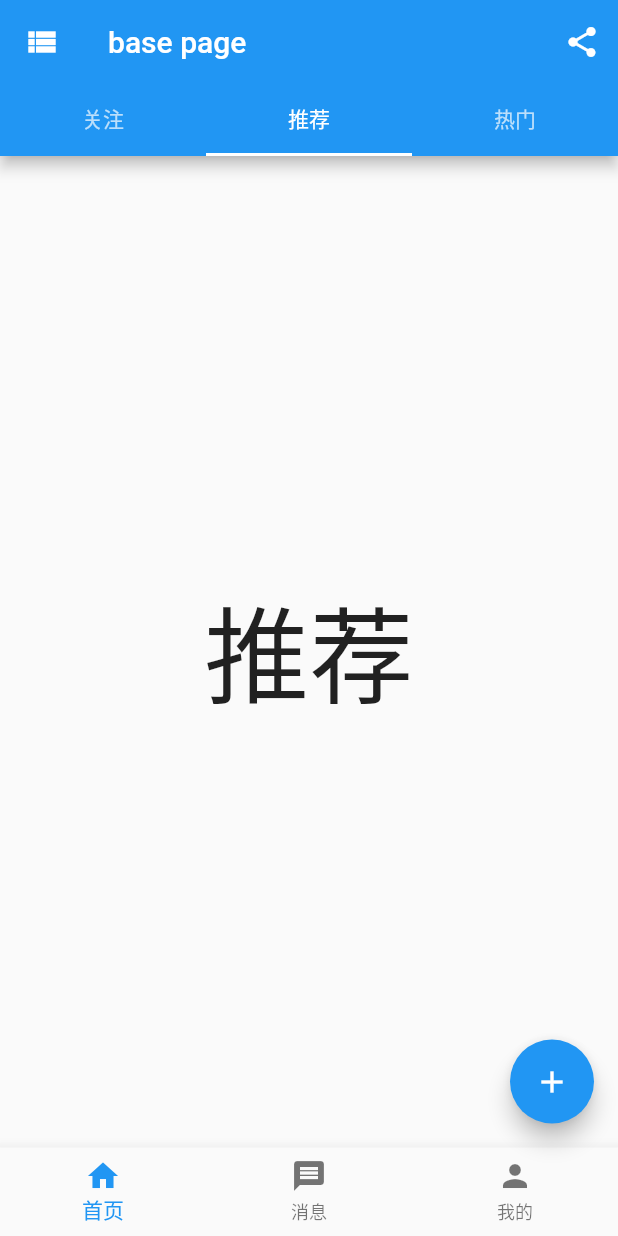
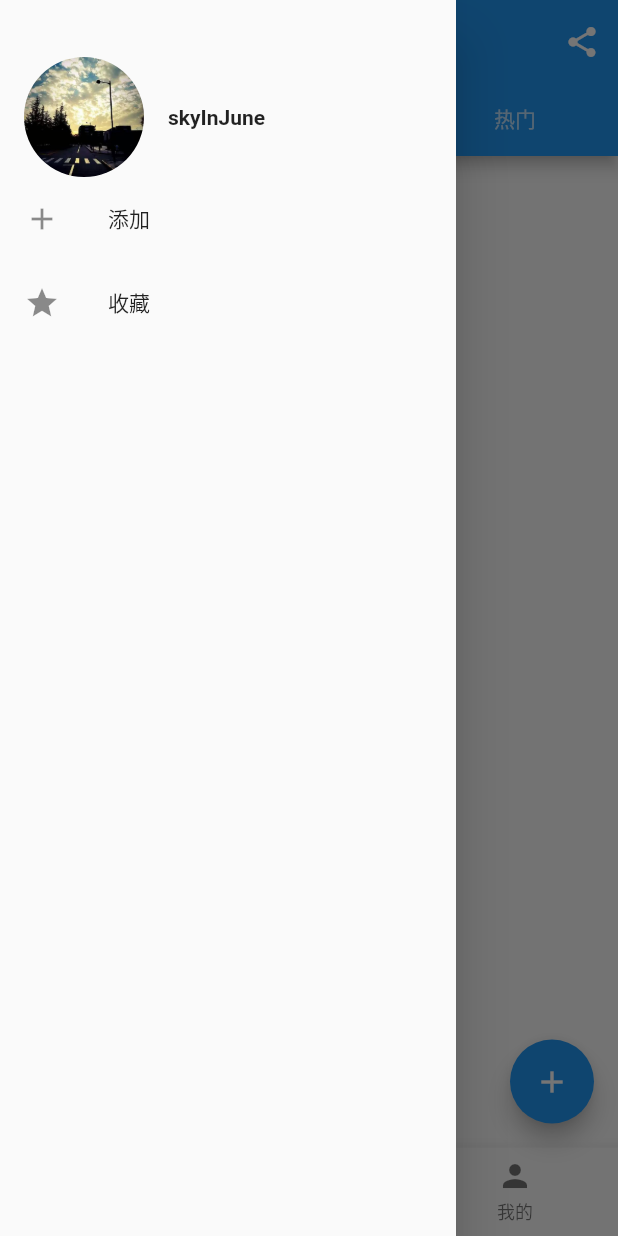
Before and after one commit to skyinJune/learn_flutter, a Flutter app: the BasePage screen opened directly, with the side drawer open (before the commit the screen has no drawer), on a phone screen of 412 x 824 dp. Run offline on Flutter 3.47's test engine with Material 2 defaults, Android fonts, the phone set to English and light mode, and no system bars.

Commit message:
finish base page Drawer & clip practice

```diff
--- /dev/null
+++ b/lib/pages/basePage/MyDrawer.dart
@@ -0,0 +1,57 @@
+import 'package:flutter/cupertino.dart';
+import 'package:flutter/material.dart';
+
+class MyDrawer extends StatelessWidget {
+  const MyDrawer({
+    Key key
+}): super(key: key);
+
+  @override
+  Widget build(BuildContext context) {
+    return Drawer(
+      child: MediaQuery.removePadding(
+          context: context,
+          removeTop: true,
+          child: Column(
+            crossAxisAlignment: CrossAxisAlignment.start,
+            children: <Widget>[
+              Padding(
+                padding: EdgeInsets.only(top: 38),
+                child: Row(
+                  children: <Widget>[
+                    Padding(
+                      padding: EdgeInsets.symmetric(horizontal: 16),
+                      child: ClipOval(
+                        child: Image.asset(
+                          'images/avatar.jpeg',
+                          width: 80,
+                        ),
+                      ),
+                    ),
+                    Text(
+                        'skyInJune',
+                        style: TextStyle(fontWeight: FontWeight.bold)
+                    )
+                  ],
+                ),
+              ),
+              Expanded(
+                child: ListView(
+                  children: <Widget>[
+                    ListTile(
+                      leading: const Icon(Icons.add),
+                      title: Text('添加'),
+                    ),
+                    ListTile(
+                      leading: const Icon(Icons.star),
+                      title: Text('收藏'),
+                    ),
+                  ],
+                ),
+              )
+            ],
+          )
+      ),
+    );
+  }
+}
--- a/lib/pages/basePage/index.dart
+++ b/lib/pages/basePage/index.dart
@@ -1,5 +1,7 @@
 import 'package:flutter/cupertino.dart';
 import 'package:flutter/material.dart';
+
+import './MyDrawer.dart';
 
 class BasePage extends StatefulWidget {
   _BasePageState createState() => _BasePageState();
@@ -38,7 +40,7 @@ class _BasePageState extends State<BasePage>
           return IconButton(
             icon: Icon(Icons.view_list),
             onPressed: () {
-              print('leading icon pressed');
+              Scaffold.of(context).openDrawer();
             },
           );
         },),
@@ -47,6 +49,7 @@ class _BasePageState extends State<BasePage>
           tabs: tabs.map((item) => Tab(text: item,)).toList(),
         ),
       ),
+      drawer: new MyDrawer(),
       body: TabBarView(
         controller: _tabController,
         children: tabs.map((item) {
```
Also changed, not shown: lib/main.dart (+10 -0 lines), lib/pages/clipTest/index.dart (added, +79 -0 lines).
